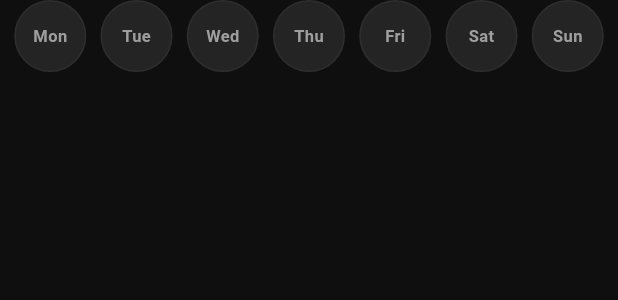
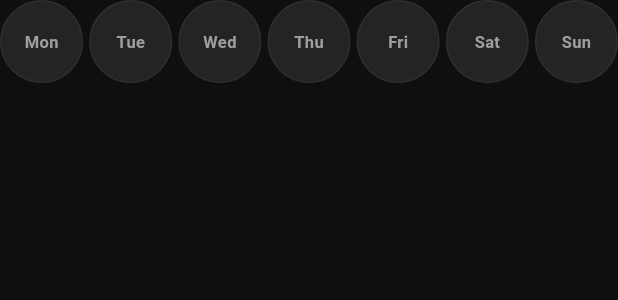
Before and after one commit to BattleBiscuit/prsonal, a Flutter app: the DayOfWeekSelector widget shown alone on an empty page, opened directly with empty values, on a phone screen of 412 x 824 dp. Shown: the top 300 px of the screen. Run offline on Flutter 3.47's test engine with Material 3 defaults, Android fonts, the phone set to English and light mode, and no system bars; our stand-ins replace drift, drift_flutter, file_picker, fl_chart, flutter_local_notifications, flutter_riverpod and 5 more; accounts and stored records are empty; generated files the repository leaves out were written again.

Commit message:
fix day-of-week selector overflow, flatten start button, fix radar labels
- DayOfWeekSelector: seven fixed 48dp chips overflowed the plan entry row's
  container by ~74px on 320dp-wide phones. Chips now share available width
  via Expanded + AspectRatio so the row always fits.
- PlanEntryRow: start button is now an icon-only affordance (Tooltip >
  Semantics > GestureDetector > Padding > Icon), matching the delete-button
  convention used elsewhere instead of a filled pill.
- MuscleRadarChart: axis labels were rotated to match their radial angle,
  making them illegible at the bottom/sides of the chart. Labels now stay
  upright (angle: 0) everywhere.

Co-Authored-By: Claude Sonnet 5 <noreply@anthropic.com>
Claude-Session: https://claude.ai/code/session_01EPu7GcZKQ6bsECvKBzat8M

```diff
--- a/prsonal_app/lib/widgets/day_of_week_selector_widget.dart
+++ b/prsonal_app/lib/widgets/day_of_week_selector_widget.dart
@@ -14,21 +14,49 @@ class DayOfWeekSelector extends StatelessWidget {
   Widget build(BuildContext context) {
     final colors = Theme.of(context).extension<AppColors>() ?? AppColors.dark;
 
+    // Seven fixed touchTargetMin (48dp) circles don't fit inside the entry
+    // row's padded container on narrow phones (overflows ~74px at 320dp
+    // width) and visibly spill past the border. Each day instead gets an
+    // equal share of the available width via Expanded, with height following
+    // width via AspectRatio — always fits, whatever the screen.
     return Row(
-      mainAxisAlignment: MainAxisAlignment.spaceEvenly,
-      children: List.generate(_days.length, (i) {
-        final isSelected = selected == i;
+      children: [
+        for (var i = 0; i < _days.length; i++) ...[
+          if (i > 0) const SizedBox(width: space1),
+          Expanded(
+            child: _DayChip(
+              label: _days[i],
+              isSelected: selected == i,
+              onTap: () => onChanged(selected == i ? null : i),
+              colors: colors,
+            ),
+          ),
+        ],
+      ],
+    );
+  }
+}
+
+class _DayChip extends StatelessWidget {
+  const _DayChip({
+    required this.label,
+    required this.isSelected,
+    required this.onTap,
+    required this.colors,
+  });
+
+  final String label;
+  final bool isSelected;
+  final VoidCallback onTap;
+  final AppColors colors;
+
+  @override
+  Widget build(BuildContext context) {
     return GestureDetector(
-          onTap: () {
-            if (isSelected) {
-              onChanged(null);
-            } else {
-              onChanged(i);
-            }
-          },
+      onTap: onTap,
+      child: AspectRatio(
+        aspectRatio: 1,
         child: Container(
-            width: touchTargetMin,
-            height: touchTargetMin,
           decoration: BoxDecoration(
             color: isSelected ? colors.accent : colors.surface2,
             shape: BoxShape.circle,
@@ -38,7 +66,7 @@ class DayOfWeekSelector extends StatelessWidget {
           ),
           child: Center(
             child: Text(
-                _days[i],
+              label,
               style: TextStyle(
                 color: isSelected ? colors.onAccent : colors.text2,
                 fontSize: 11,
@@ -47,8 +75,7 @@ class DayOfWeekSelector extends StatelessWidget {
             ),
           ),
         ),
-        );
-      }),
+      ),
     );
   }
 }
--- a/prsonal_app/lib/widgets/radar_chart_widget.dart
+++ b/prsonal_app/lib/widgets/radar_chart_widget.dart
@@ -38,8 +38,11 @@ class MuscleRadarChart extends StatelessWidget {
         radarBorderData: BorderSide(color: colors.surface3, width: 1),
         titlePositionPercentageOffset: 0.2,
         titleTextStyle: TextStyle(fontSize: 12, color: colors.text2),
+        // angle: 0 (not the axis's radial `angle`) — the label must stay
+        // upright and readable at every position around the chart, not
+        // rotate to follow the spoke it sits on.
         getTitle: (index, angle) =>
-            RadarChartTitle(text: muscles[index].label, angle: angle),
+            RadarChartTitle(text: muscles[index].label, angle: 0),
         dataSets: [
           RadarDataSet(
             fillColor: colors.accent.withValues(alpha: 0.12),
```
Also changed, not shown: prsonal_app/lib/widgets/plan_entry_row_widget.dart (+11 -34 lines), 4 other files. Lines whose indentation alone changed are shown as unchanged.
